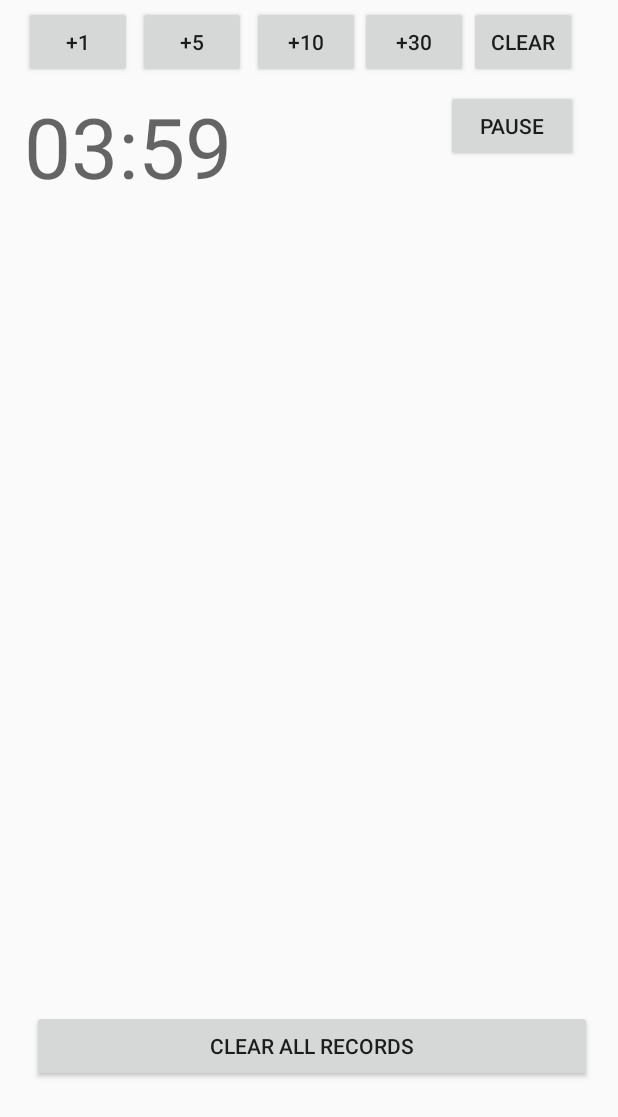
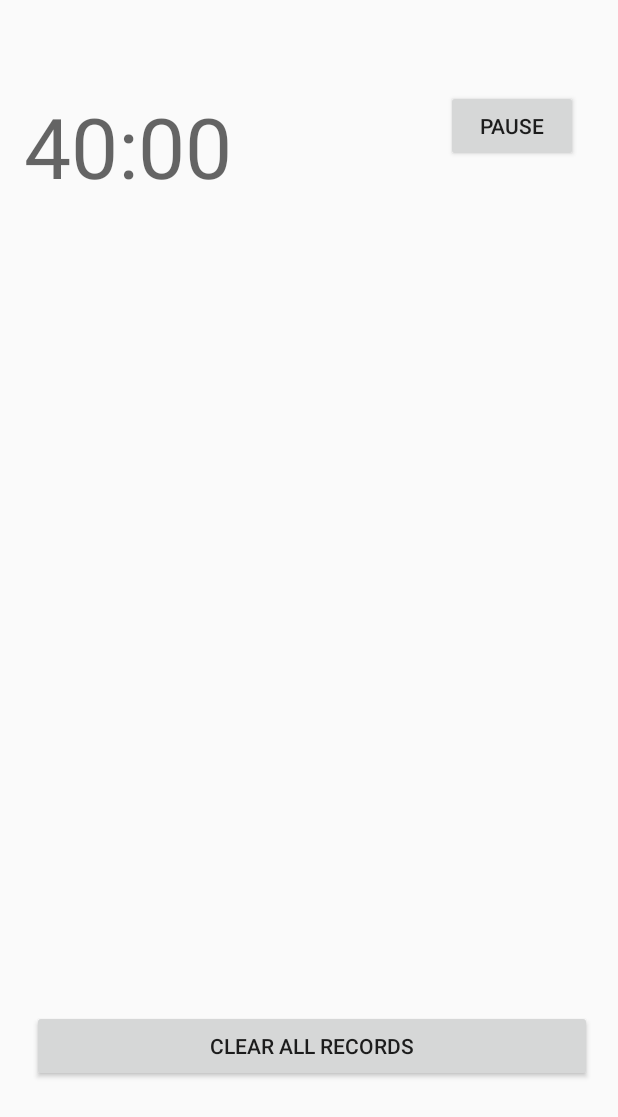
Before and after one commit to nMckenryan/KeepTrack, an Android app: the screen it shows after launch (TrackerActivity), after a tap on "START", on a phone screen of 412 x 824 dp. Shown: the top 1117 px of the screen. Run offline under Robolectric (Android 15) with nearby library versions, the phone set to English and light mode, and no system bars; 2 other taps on this screen came first.

Commit message:
Final Commit. All Functionality works!
- Made top timer buttons invisible while timer is running, removes ability to add to timer before it's fully reset.
- Implemented a clear records button, clears SharedPreferences & the RecyclerView
- Cleaned up the code, added to the documentation a bit but its all pretty straight forward.

```diff
--- a/app/src/main/java/android/nmr/keeptrack/TrackerActivity.java
+++ b/app/src/main/java/android/nmr/keeptrack/TrackerActivity.java
@@ -23,6 +23,11 @@ import java.util.Date;
 import java.util.Locale;
 import java.util.Map;
 
+/*
+    TrackerActivity: This controller holds most of the logic for the program.
+    I've divided the code into different sections, as there's a fair bit here.
+ */
+
 
 public class TrackerActivity extends AppCompatActivity {
 
@@ -43,7 +48,7 @@ public class TrackerActivity extends AppCompatActivity {
     private boolean mTimerRunning;
     private static final String TAG = "TrackerActivity";
 
-    private ArrayList<String> mTimerList = new ArrayList<>();
+    private ArrayList<String> mTimerList = new ArrayList<>(); //Holds the data for the RecyclerView
 
 
     @Override
@@ -54,21 +59,21 @@ public class TrackerActivity extends AppCompatActivity {
 
         mInitialTimeLength = 0;
 
-        mTimerText = (TextView) findViewById(R.id.timerText);
+        mTimerText = findViewById(R.id.timerText);
         //mTextOutput = (TextView) findViewById(R.id.outPutView);
         //mTimer = new Timer(10, mTimerText);
 
-        m1Button = (Button)findViewById(R.id.add1Button);
-        m5Button = (Button)findViewById(R.id.add5Button);
-        m10Button = (Button)findViewById(R.id.add10Button);
-        m30Button = (Button)findViewById(R.id.add30Button);
-        mClearButton = (Button)findViewById(R.id.clearButton);
-        mClearRecordsButton = (Button)findViewById(R.id.clearRecordsButton);
+        m1Button = findViewById(R.id.add1Button);
+        m5Button = findViewById(R.id.add5Button);
+        m10Button = findViewById(R.id.add10Button);
+        m30Button = findViewById(R.id.add30Button);
+        mClearButton = findViewById(R.id.clearButton);
+        mClearRecordsButton = findViewById(R.id.clearRecordsButton);
 
-        mStart = (Button) findViewById(R.id.startButton);
+        mStart = findViewById(R.id.startButton);
         mStart.setText(R.string.start);
 
-        mStop = (Button)findViewById(R.id.stopButton);
+        mStop = findViewById(R.id.stopButton);
         mStop.setVisibility(View.INVISIBLE); //Reset Button Invisible on start
 
         mStart.setOnClickListener(new View.OnClickListener() {
@@ -133,9 +138,13 @@ public class TrackerActivity extends AppCompatActivity {
            }
        });
 
+
+        //Initialising RecyclerView & Countdown Functionality
         initRecyclerView();
         updateCountText();
     }
+
+    //MAIN TIMER METHODS
 
     //BEGINS TIMER
     private void startTimer() {
@@ -145,7 +154,6 @@ public class TrackerActivity extends AppCompatActivity {
             mTimer = new CountDownTimer(mInitialTimeLength, 1000) {
                 @Override
                 public void onTick(long timeUntilFinished) {
-                    System.out.println("TICKED!" + timeUntilFinished + ": TIMESET: " + mInitialTimeLength);
                     mTimeLeft = timeUntilFinished;
                     updateCountText();
                 }
@@ -163,13 +171,13 @@ public class TrackerActivity extends AppCompatActivity {
                     saveTimerRecord(newRecord.first, newRecord.second);
                     loadTimerRecord();
                 }
-                //recordsDate
             };
 
             mTimer.start(); //Timer starts
             mTimerRunning = true;
             swapStartText();
             mStop.setVisibility(View.INVISIBLE);
+            disableButtons(true);//disables buttons
             loadTimerRecord();
         }
     }
@@ -190,11 +198,12 @@ public class TrackerActivity extends AppCompatActivity {
         mStart.setEnabled(true);
         swapStartText();
         mStart.setVisibility(View.VISIBLE);
+        disableButtons(false);
     }
 
     //Handles Ticking of Timer (for OnTick method)
     private void updateCountText() {
-        if(mTimerRunning == false) {
+        if(mTimerRunning) {
             mTimerText.setText(millisToString(mInitialTimeLength));//(Long.toString(mInitialTimeLength));
         } else {
             mTimerText.setText(millisToString(mTimeLeft));
@@ -211,11 +220,8 @@ public class TrackerActivity extends AppCompatActivity {
         }
     }
 
-    public void addTime(long minutesAdded) {
-        mInitialTimeLength += (minutesAdded * 6000); //formats to milliseconds
-        updateCountText();
-        Log.d(TAG, "addTime: " + mInitialTimeLength);
-    }
+
+    // SAVING/LOADING RECORDS
 
     //Saves record to SharedPreferences, Recyclerview below.
     public void saveTimerRecord(String dateString, String timeString) {
@@ -250,6 +256,9 @@ public class TrackerActivity extends AppCompatActivity {
         Log.d(TAG, "clearSharedPrefs: mTimerList Left:" + mTimerList.size() );
         loadTimerRecord();
     }
+
+
+    //UI METHODS
 
     private void launchDialog(){ //Launched toast dialog, confirming if user wishes to clear sharedprefs/records.
         DialogInterface.OnClickListener dialogClickListener = new DialogInterface.OnClickListener() {
@@ -286,8 +295,30 @@ public class TrackerActivity extends AppCompatActivity {
         mp.start();
     }
 
+    public void addTime(long minutesAdded) {
+        mInitialTimeLength += (minutesAdded * 60000); //formats to milliseconds
+        updateCountText();
+        Log.d(TAG, "addTime: " + mInitialTimeLength);
+    }
+
+    private void disableButtons(boolean choice) {
+        if(choice) {
+            m1Button.setVisibility(View.INVISIBLE);
+            m5Button.setVisibility(View.INVISIBLE);
+            m10Button.setVisibility(View.INVISIBLE);
+            m30Button.setVisibility(View.INVISIBLE);
+            mClearButton.setVisibility(View.INVISIBLE);
+        } else{
+            m1Button.setVisibility(View.VISIBLE);
+            m5Button.setVisibility(View.VISIBLE);
+            m10Button.setVisibility(View.VISIBLE);
+            m30Button.setVisibility(View.VISIBLE);
+            mClearButton.setVisibility(View.VISIBLE);
+        }
+    }
 
     //FORMATTER METHODS
+
     //Converts Milliseconds to minutes/seconds
     private String millisToString(long time) {
         int minutes = (int) (time / 1000) / 60; //millsecs to secs to minutes
--- a/app/src/main/res/values/strings.xml
+++ b/app/src/main/res/values/strings.xml
@@ -4,5 +4,4 @@
     <string name="pause">PAUSE</string>
     <string name="stop">RESET</string>
     <string name="nullTime">00:00</string>
-    <string name="preference_file_key">PrefKey</string>
 </resources>
```
